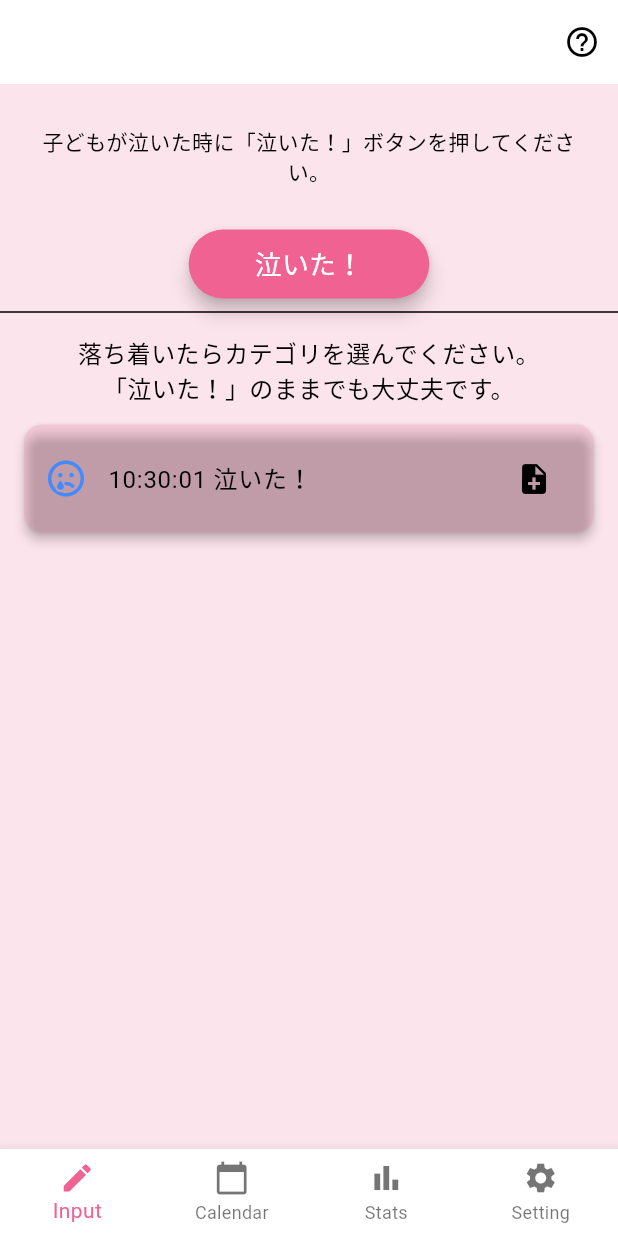
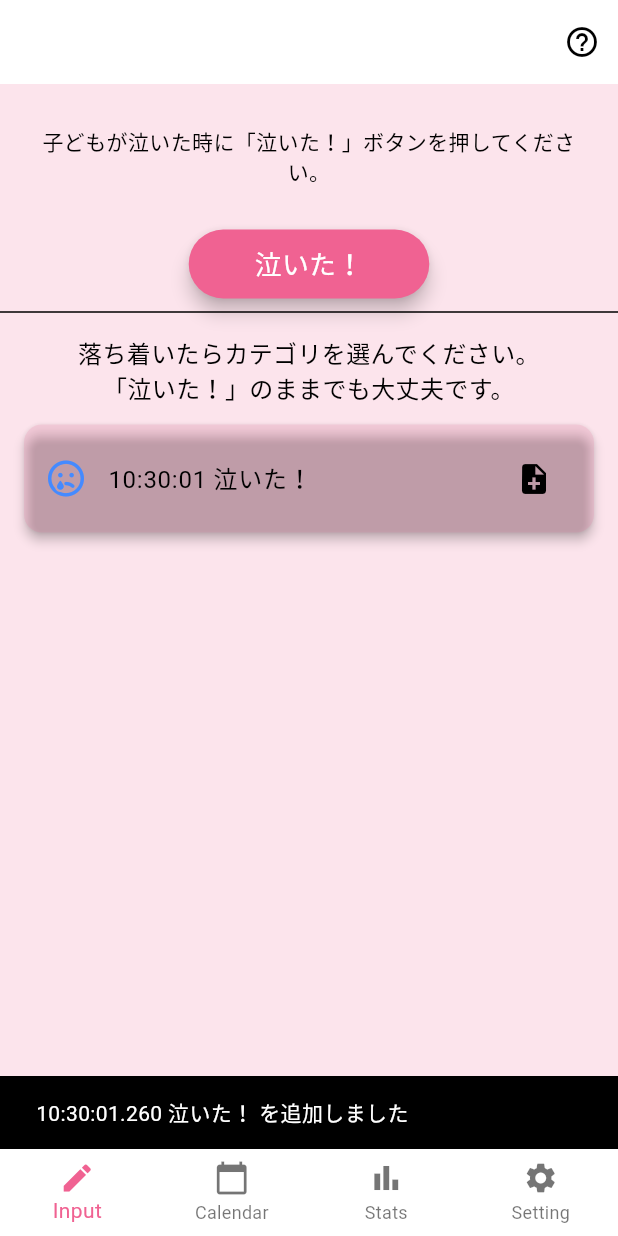
Before and after one commit to Ta813/nakimemo, a Flutter app: the screen it shows after launch, after a tap on "SKIP", after a tap on "泣いた！", on a phone screen of 412 x 824 dp. Run offline on Flutter 3.47's test engine with Material 3 defaults, Android fonts, the phone set to English and light mode, and no system bars; drawn by our look-alikes of google_mobile_ads; our stand-ins replace fl_chart, flutter_dotenv, font_awesome_flutter, google_fonts, in_app_purchase, intro_slider and 2 more; missing offline and left inert: home_widget; generated files the repository leaves out were written again; network calls fail; Roboto replaces fonts that are missing (Mochiy Pop One).

Commit message:
追加、変更をしたときにメッセージを出力するように修正

```diff
--- a/lib/screens/calendar_screen.dart
+++ b/lib/screens/calendar_screen.dart
@@ -211,7 +211,7 @@ class _CalendarScreenState extends State<CalendarScreen> {
         );
       },
       child: Container(
-        margin: const EdgeInsets.symmetric(horizontal: 12, vertical: 0),
+        margin: const EdgeInsets.symmetric(horizontal: 10, vertical: 0),
         child: Card(
           color: isHovered
               ? themeColor.withOpacity(0.2)
@@ -286,6 +286,11 @@ class _CalendarScreenState extends State<CalendarScreen> {
                     (k, v) => MapEntry(k, List<String>.from(v)),
                   );
                 });
+
+                // スナックバーでカテゴリ変更を通知
+                ScaffoldMessenger.of(context).showSnackBar(
+                  SnackBar(content: Text('$updatedLog に変更しました')),
+                );
               }
             },
           ),
@@ -446,6 +451,11 @@ class _CalendarScreenState extends State<CalendarScreen> {
         _hoveredIndexes.remove(dayLogs.indexOf(log));
       });
     });
+
+    // スナックバーで追加を通知
+    ScaffoldMessenger.of(context).showSnackBar(
+      SnackBar(content: Text('$log を追加しました')),
+    );
   }
 
   // メモを追加するダイアログを表示
@@ -529,6 +539,11 @@ class _CalendarScreenState extends State<CalendarScreen> {
           (k, v) => MapEntry(k, List<String>.from(v)),
         );
       });
+
+      // スナックバーで追加を通知
+      ScaffoldMessenger.of(context).showSnackBar(
+        SnackBar(content: Text('$log にメモを保存しました')),
+      );
     }
   }
 
--- a/lib/screens/input_screen.dart
+++ b/lib/screens/input_screen.dart
@@ -137,6 +137,11 @@ class _InputScreenState extends State<InputScreen> {
         _newlyAddedIndexes.remove(0); // 色をリセット
       });
     });
+
+    // スナックバーで追加を通知
+    ScaffoldMessenger.of(context).showSnackBar(
+      SnackBar(content: Text('$entry を追加しました')),
+    );
   }
 
   // ヘルプダイアログを表示するメソッド
@@ -302,6 +307,11 @@ class _InputScreenState extends State<InputScreen> {
             setState(() {
               _logs = todayLogs;
             });
+
+            // スナックバーで追加を通知
+            ScaffoldMessenger.of(context).showSnackBar(
+              SnackBar(content: Text('$updatedLog に変更しました')),
+            );
           }
         },
         child: Container(
@@ -422,6 +432,11 @@ class _InputScreenState extends State<InputScreen> {
       setState(() {
         _logs = todayLogs;
       });
+
+      // スナックバーで追加を通知
+      ScaffoldMessenger.of(context).showSnackBar(
+        SnackBar(content: Text('$log にメモを保存しました')),
+      );
     }
   }
 
```
